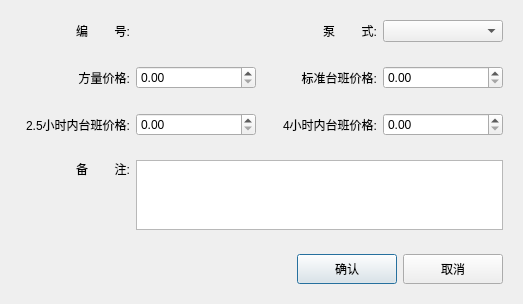
First picture: the form in CarRentalManagement/ui/dialog/contract/contractpricedialog.ui, repository longcp/CarRentalManagement, before the edit.
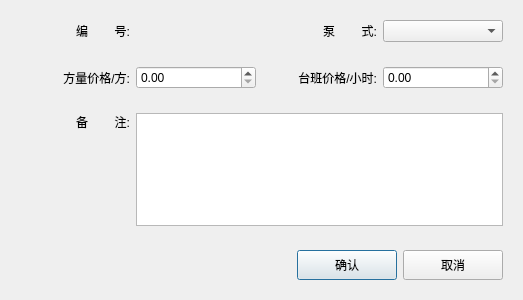
Second picture: the form after the edit.

Commit message: 合同界面：去掉2.5小时与4小时单价，台班价格以每小时为单位

What changed in the file:
```diff
--- a/CarRentalManagement/ui/dialog/contract/contractpricedialog.ui
+++ b/CarRentalManagement/ui/dialog/contract/contractpricedialog.ui
@@ -105,7 +105,7 @@
          </size>
         </property>
         <property name="text">
-         <string>方量价格:</string>
+         <string>方量价格/方:</string>
         </property>
         <property name="alignment">
          <set>Qt::AlignRight|Qt::AlignTrailing|Qt::AlignVCenter</set>
@@ -131,7 +131,7 @@
       <item>
        <widget class="QLabel" name="label_5">
         <property name="text">
-         <string>标准台班价格:</string>
+         <string>台班价格/小时:</string>
         </property>
         <property name="alignment">
          <set>Qt::AlignRight|Qt::AlignTrailing|Qt::AlignVCenter</set>
@@ -157,76 +157,6 @@
      </layout>
     </widget>
    </item>
-   <item>
-    <widget class="QWidget" name="widget_3" native="true">
-     <layout class="QHBoxLayout" name="horizontalLayout_3">
-      <item>
-       <widget class="QLabel" name="label_6">
-        <property name="minimumSize">
-         <size>
-          <width>110</width>
-          <height>0</height>
-         </size>
-        </property>
-        <property name="maximumSize">
-         <size>
-          <width>110</width>
-          <height>16777215</height>
-         </size>
-        </property>
-        <property name="text">
-         <string>2.5小时内台班价格:</string>
-        </property>
-        <property name="alignment">
-         <set>Qt::AlignRight|Qt::AlignTrailing|Qt::AlignVCenter</set>
-        </property>
-       </widget>
-      </item>
-      <item>
-       <widget class="QDoubleSpinBox" name="within150minDSB">
-        <property name="minimumSize">
-         <size>
-          <width>120</width>
-          <height>0</height>
-         </size>
-        </property>
-        <property name="maximumSize">
-         <size>
-          <width>120</width>
-          <height>16777215</height>
-         </size>
-        </property>
-       </widget>
-      </item>
-      <item>
-       <widget class="QLabel" name="label_7">
-        <property name="text">
-         <string>4小时内台班价格:</string>
-        </property>
-        <property name="alignment">
-         <set>Qt::AlignRight|Qt::AlignTrailing|Qt::AlignVCenter</set>
-        </property>
-       </widget>
-      </item>
-      <item>
-       <widget class="QDoubleSpinBox" name="within240minDSB">
-        <property name="minimumSize">
-         <size>
-          <width>120</width>
-          <height>0</height>
-         </size>
-        </property>
-        <property name="maximumSize">
-         <size>
-          <width>120</width>
-          <height>16777215</height>
-         </size>
-        </property>
-       </widget>
-      </item>
-     </layout>
-    </widget>
-   </item>
    <item>
     <widget class="QWidget" name="widget_4" native="true">
      <layout class="QHBoxLayout" name="horizontalLayout_4">
```
The commit also changes 7 other files.
